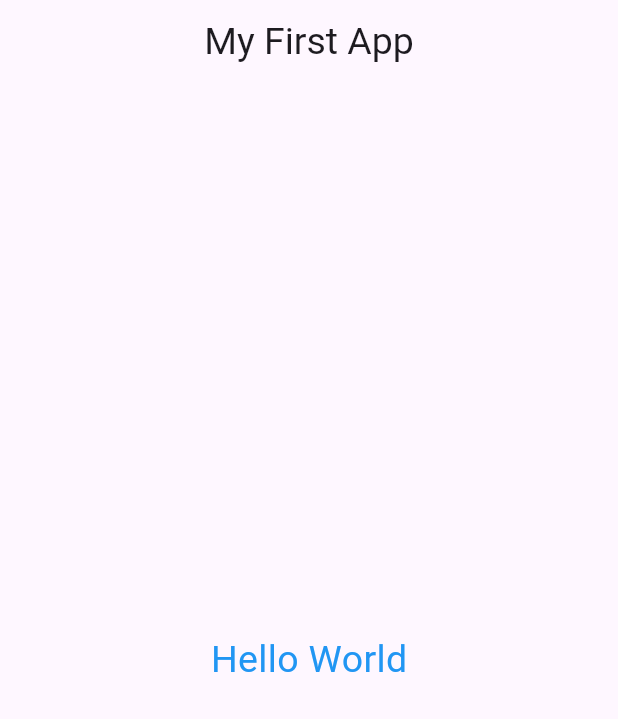
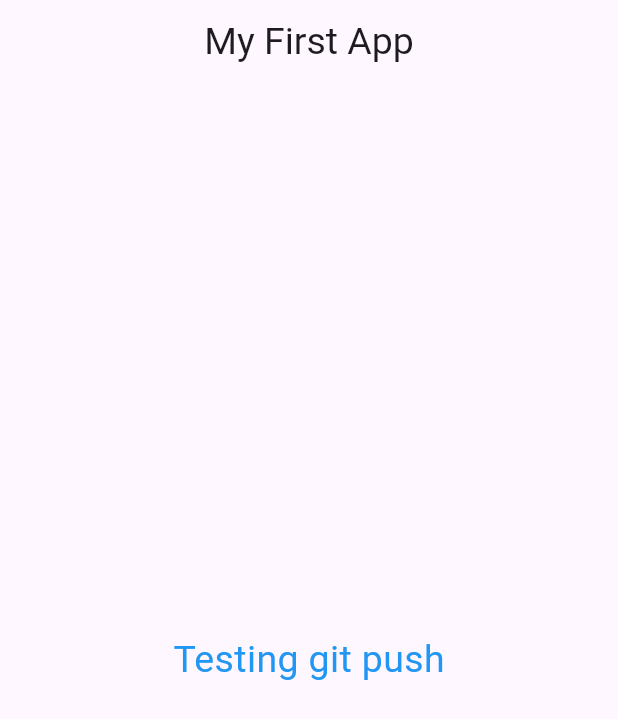
Before and after one commit to alichoumane/flutter_first_app, a Flutter app: the screen it shows after launch, on a phone screen of 412 x 824 dp. Shown: the top 719 px of the screen. Run offline on Flutter 3.47's test engine with Material 3 defaults, Android fonts, the phone set to English and light mode, and no system bars.

Commit message:
Updated Text widget only

```diff
--- a/lib/main.dart
+++ b/lib/main.dart
@@ -17,7 +17,7 @@ class MyApp extends StatelessWidget {
           centerTitle: true,
         ),
         body: const Center(
-          child: const Text("Hello World",
+          child: const Text("Testing git push",
             style: const TextStyle(
               fontSize: 25,
               color: Colors.blue
```
Also changed, not shown: pubspec.lock.
